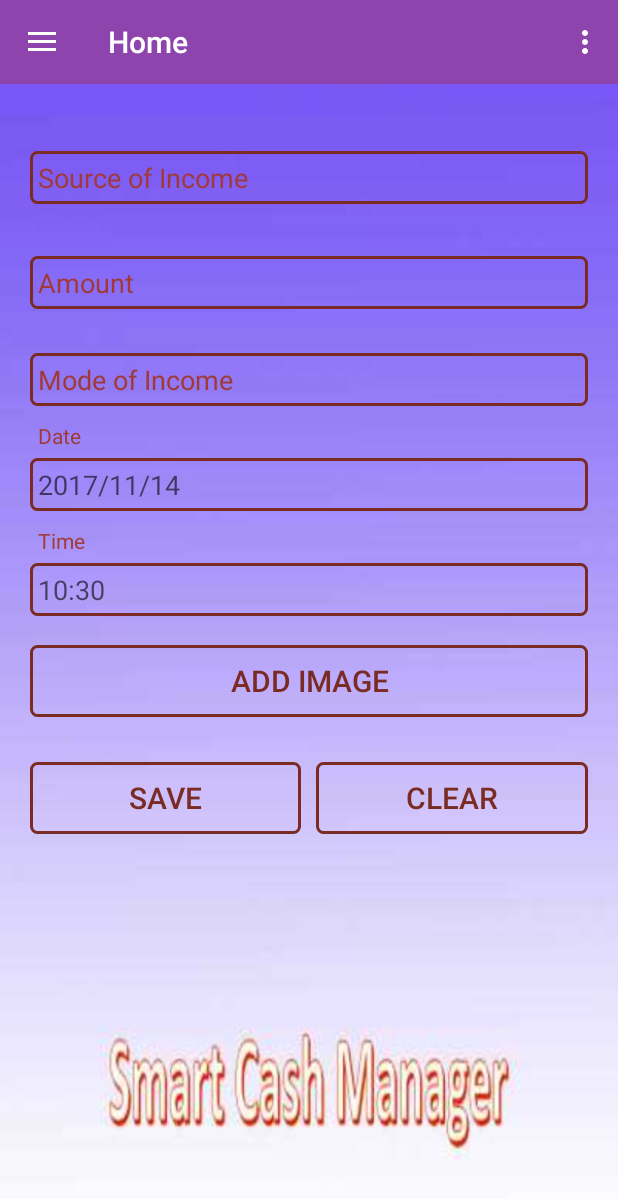
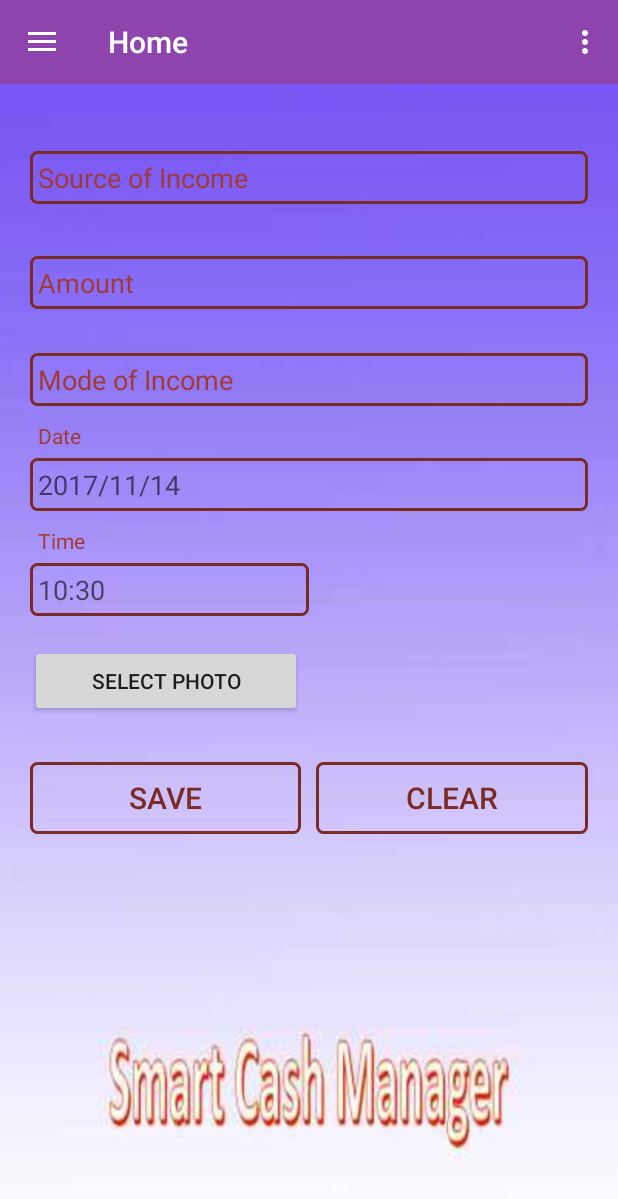
Before and after one commit to Ejeus/SmartCashManager, an Android app: the fragment Add_Income placed in its activity, on a phone screen of 412 x 824 dp. Shown: the top 1199 px of the screen. Run offline under Robolectric (Android 15) with nearby library versions, the light colour scheme and no system bars.

Commit message:
Adding Image by accessing camera or gallery

```diff
--- a/app/build.gradle
+++ b/app/build.gradle
@@ -24,5 +24,6 @@
     compile 'com.android.support:cardview-v7:23.2.0'
     compile 'com.android.support:recyclerview-v7:23.2.0'
     compile 'com.github.PhilJay:MPAndroidChart:v3.0.0'
+    compile 'com.android.support.constraint:constraint-layout:1.0.2'
     testCompile 'junit:junit:4.12'
 }
--- a/app/src/main/java/com/example/s528755/smartcashmanager/Add_Income.java
+++ b/app/src/main/java/com/example/s528755/smartcashmanager/Add_Income.java
@@ -4,6 +4,7 @@
 import android.app.Fragment;
 import android.app.TimePickerDialog;
 import android.content.Context;
+import android.content.Intent;
 import android.content.SharedPreferences;
 import android.graphics.Color;
 import android.os.Bundle;
@@ -33,7 +34,7 @@
     TextView hsrc,hamt,htype;
     EditText source,amount,type;
     TextView date,time;
-    Button save,clear;
+    Button save,clear,image;
     SharedPreferences sp;
     String uid;
     SimpleDateFormat sdfd=new SimpleDateFormat("yyyy/MM/dd");
@@ -58,6 +59,7 @@
         time= (TextView) v.findViewById(R.id.itime);
         save= (Button) v.findViewById(R.id.isave);
         clear= (Button) v.findViewById(R.id.iclear);
+        image = (Button) v.findViewById(R.id.incomePhoto);
         ray= (RelativeLayout) v.findViewById(R.id.addray);
         hsrc= (TextView) v.findViewById(R.id.isrc_h);
         hamt= (TextView) v.findViewById(R.id.iamt_h);
@@ -299,6 +301,15 @@
             }
         });
 
+
+        image.setOnClickListener(new View.OnClickListener() {
+            @Override
+            public void onClick(View v) {
+                Intent i = new Intent(v.getContext(), Add_Image.class);
+                startActivity(i);
+            }
+        });
+
         Calendar newCalendar = Calendar.getInstance();
         dated = new DatePickerDialog(getActivity(), new DatePickerDialog.OnDateSetListener()
         {
--- a/app/src/main/java/com/example/s528755/smartcashmanager/MainActivity.java
+++ b/app/src/main/java/com/example/s528755/smartcashmanager/MainActivity.java
@@ -3,13 +3,19 @@
 import android.app.Fragment;
 import android.app.FragmentManager;
 import android.content.Context;
+import android.content.DialogInterface;
 import android.content.Intent;
 import android.content.SharedPreferences;
+import android.content.pm.PackageManager;
 import android.content.res.Configuration;
 import android.content.res.TypedArray;
+import android.graphics.Bitmap;
 import android.os.Bundle;
+import android.os.Environment;
+import android.provider.MediaStore;
 import android.support.v4.widget.DrawerLayout;
 import android.support.v7.app.ActionBarDrawerToggle;
+import android.support.v7.app.AlertDialog;
 import android.support.v7.app.AppCompatActivity;
 import android.support.v7.widget.Toolbar;
 import android.util.Log;
@@ -17,14 +23,26 @@
 import android.view.MenuItem;
 import android.view.View;
 import android.widget.AdapterView;
+import android.widget.Button;
+import android.widget.ImageView;
 import android.widget.ListView;
 
+import java.io.ByteArrayOutputStream;
+import java.io.File;
+import java.io.FileNotFoundException;
+import java.io.FileOutputStream;
+import java.io.IOException;
 import java.util.ArrayList;
 
 public class MainActivity extends AppCompatActivity {
     private DrawerLayout mDrawerLayout;
     private ListView mDrawerList;
     private ActionBarDrawerToggle mDrawerToggle;
+
+    private int REQUEST_CAMERA = 0, SELECT_FILE = 1;
+    private Button btnSelect;
+    private ImageView ivImage;
+    private String userChoosenTask;
 
     private CharSequence mDrawerTitle;
 
@@ -46,6 +64,8 @@
         uid=sp.getString("uid","");
         Toolbar toolbar = (Toolbar) findViewById(R.id.toolbar);
         setSupportActionBar(toolbar);
+
+
         mTitle = mDrawerTitle = getTitle();
 
         // load slide menu items
@@ -205,13 +225,7 @@
         }
     }
 
-    @Override
-    public void setTitle(CharSequence title) {
-        mTitle = title;
-        getSupportActionBar().setTitle(mTitle);
-    }
-
-    /**
+       /**
      * When using the ActionBarDrawerToggle, you must call it during
      * onPostCreate() and onConfigurationChanged()...
      */
--- a/app/src/main/res/layout/add_income.xml
+++ b/app/src/main/res/layout/add_income.xml
@@ -7,7 +7,8 @@
     <TableLayout
         android:layout_margin="20dp"
         android:layout_width="match_parent"
-        android:layout_height="match_parent">
+        android:layout_height="match_parent"
+        android:id="@+id/tableLayout">
 
         <TableRow
             android:layout_width="match_parent"
@@ -148,43 +149,50 @@
             android:layout_height="match_parent" >
 
             <LinearLayout
-                android:orientation="vertical"
                 android:layout_width="0dp"
+                android:layout_height="match_parent"
                 android:layout_weight="1"
-                android:layout_height="match_parent">
+                android:orientation="vertical">
 
                 <TextView
-                    android:textColor="@color/lightbrown"
+                    android:layout_width="match_parent"
+                    android:layout_height="wrap_content"
                     android:layout_marginLeft="5dp"
                     android:text="Time"
-                    android:layout_width="match_parent"
-                    android:layout_height="wrap_content" />
+                    android:textColor="@color/lightbrown" />
 
                 <TextView
+                    android:id="@+id/itime"
+                    android:layout_width="match_parent"
+                    android:layout_height="wrap_content"
+                    android:layout_marginTop="5dp"
+                    android:background="@drawable/edittext_back"
                     android:padding="5dp"
-                    android:background="@drawable/edittext_back"
-                    android:id="@+id/itime"
-                    android:layout_marginTop="5dp"
-                    android:textAppearance="?android:attr/textAppearanceMedium"
+                    android:textAppearance="?android:attr/textAppearanceMedium" />
+
+                <TextView
+                    android:id="@+id/eamt_h"
                     android:layout_width="match_parent"
-                    android:layout_height="wrap_content" />
-                <TextView
-                    android:visibility="invisible"
-                    android:id="@+id/eamt_h"
-                    android:textColor="@color/lightbrown"
+                    android:layout_height="wrap_content"
                     android:layout_marginLeft="5dp"
                     android:text="Amount"
-                    android:layout_width="match_parent"
-                    android:layout_height="wrap_content" />
+                    android:textColor="@color/lightbrown"
+                    android:visibility="invisible" />
+
+
+
+
                 <Button
-                    android:textSize="20dp"
-                    android:textColor="@color/darkbrown"
-                    android:background="@drawable/edittext_back"
-                    android:text="Add Image"
-
+                    android:id="@+id/incomePhoto"
+                    android:layout_width="181dp"
                     android:layout_height="wrap_content"
-                    android:id="@+id/addimage"
-                    android:layout_width="match_parent" />
+                    android:text="Select Photo" />
+            </LinearLayout>
+            <LinearLayout
+                android:layout_width="0dp"
+                android:layout_height="match_parent"
+                android:layout_weight="1"
+                android:orientation="vertical">
 
             </LinearLayout>
         </TableRow>
@@ -216,4 +224,5 @@
                 android:id="@+id/iclear" />
         </TableRow>
     </TableLayout>
+
 </RelativeLayout>
--- a/app/src/main/res/layout/income_listitem.xml
+++ b/app/src/main/res/layout/income_listitem.xml
@@ -63,7 +63,7 @@
                     />
 
                 <Button
-                    android:id="@+id/btnLoad"
+                    android:id="@+id/Receipt"
                     android:layout_width="0dp"
                     android:layout_height="match_parent"
                     android:layout_weight="1"
--- a/app/src/main/res/values/strings.xml
+++ b/app/src/main/res/values/strings.xml
@@ -14,7 +14,7 @@
         <item>Expenses</item>
         <item>Add Expenses</item>
         <item>Reports</item>
-        <item>Income Expense Curve</item>
+        <item>Add Image</item>
         <item>Logout</item>
     </string-array>
 
```
Also changed, not shown: app/src/main/AndroidManifest.xml (+12 -7 lines), app/src/main/java/com/example/s528755/smartcashmanager/Add_Expense.java (+25 -2 lines), app/src/main/java/com/example/s528755/smartcashmanager/Add_Image.java (added, +160 -0 lines), app/src/main/java/com/example/s528755/smartcashmanager/Incomes.java (+1 -6 lines), app/src/main/java/com/example/s528755/smartcashmanager/Utility.java (added, +50 -0 lines), app/src/main/res/layout/add_expense.xml (+11 -8 lines), app/src/main/res/layout/add_image.xml (added, +31 -0 lines).
